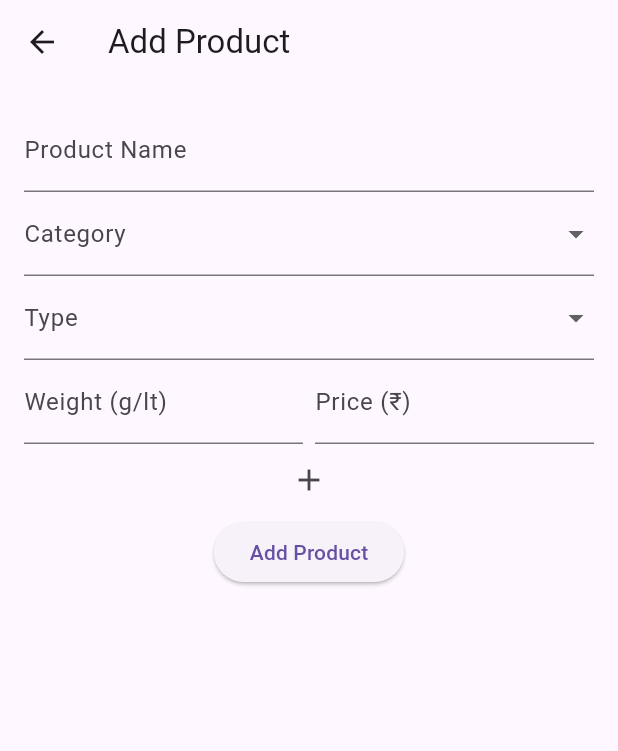
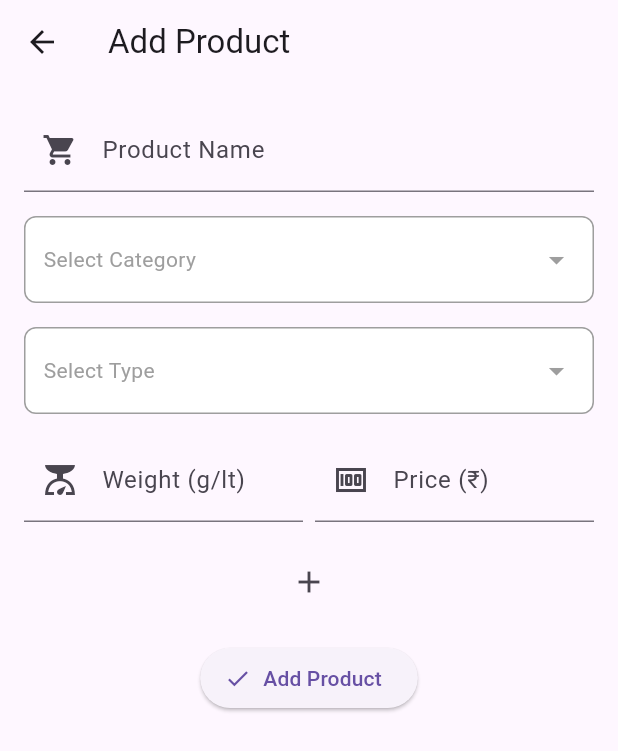
Before and after one commit to lvanshaw/App, a Flutter app: the AddProductScreen screen opened directly, on a phone screen of 412 x 824 dp. Shown: the top 751 px of the screen. Run offline on Flutter 3.47's test engine with Material 3 defaults, Android fonts, the phone set to English and light mode, and no system bars; our stand-ins replace firebase_core, firebase_database, sqflite; accounts and stored records are empty.

Commit message:
Feture customdropdown and icon

```diff
--- a/lib/models/product.dart
+++ b/lib/models/product.dart
@@ -42,16 +42,37 @@ class Product {
 
 final List<String> categories = [
   'All',
-  'Fruits',
   'Vegetables',
   'Dairy',
-  'Grains'
+  'Grains',
+  'Spices',
+  'Snacks',
+  'Masala Powder',
+  'Oil',
+  'Flour',
+  'Other',
+  'Stationery'
 ];
 
 enum ProductType {
   weight,
   pocket,
   single,
+}
+
+extension ProductTypeExtension on ProductType {
+  String get name {
+    switch (this) {
+      case ProductType.weight:
+        return 'Weight';
+      case ProductType.pocket:
+        return 'Pocket';
+      case ProductType.single:
+        return 'Single';
+      default:
+        return '';
+    }
+  }
 }
 
 class WeightPrice {
--- a/lib/screens/add_product_screen.dart
+++ b/lib/screens/add_product_screen.dart
@@ -1,6 +1,6 @@
 import 'package:flutter/material.dart';
 import 'package:provider/provider.dart';
-import '../models/product.dart';
+import '../models/product.dart'; // Ensure ProductType is imported from product.dart
 import '../providers/product_provider.dart';
 
 class AddProductScreen extends StatefulWidget {
@@ -18,8 +18,6 @@ class _AddProductScreenState extends State<AddProductScreen> {
 
   String? selectedCategory;
   ProductType? selectedType;
-
-  final List<String> categories = ['Fruits', 'Vegetables', 'Dairy', 'Grains'];
 
   void addWeightPrice() {
     if (priceController.text.isNotEmpty) {
@@ -48,69 +46,94 @@ class _AddProductScreenState extends State<AddProductScreen> {
           children: [
             TextField(
               controller: nameController,
-              decoration: InputDecoration(labelText: 'Product Name'),
+              decoration: InputDecoration(
+                labelText: 'Product Name',
+                prefixIcon: Icon(Icons.shopping_cart), // Icon for Product Name
+              ),
             ),
-            DropdownButtonFormField<String>(
-              value: selectedCategory,
-              decoration: InputDecoration(labelText: 'Category'),
+            SizedBox(height: 16),
+            // Category Dropdown
+            CustomDropdown<String>(
               items: categories.map((category) {
                 return DropdownMenuItem<String>(
                   value: category,
-                  child: Text(category),
+                  child: Row(
+                    children: [
+                      Icon(Icons.category), // Icon for category
+                      SizedBox(width: 8),
+                      Text(category),
+                    ],
+                  ),
                 );
               }).toList(),
+              value: selectedCategory,
               onChanged: (value) {
                 setState(() {
                   selectedCategory = value;
                 });
               },
+              hint: 'Select Category',
             ),
-            DropdownButtonFormField<ProductType>(
-              value: selectedType,
-              decoration: InputDecoration(labelText: 'Type'),
+            SizedBox(height: 16),
+            // Type Dropdown
+            CustomDropdown<ProductType>(
               items: ProductType.values.map((type) {
                 return DropdownMenuItem<ProductType>(
                   value: type,
-                  child: Text(type.toString().split('.').last),
+                  child: Row(
+                    children: [
+                      Icon(Icons.tag), // Icon for type
+                      SizedBox(width: 8),
+                      Text(type.name), // Access the extension method
+                    ],
+                  ),
                 );
               }).toList(),
+              value: selectedType,
               onChanged: (value) {
                 setState(() {
                   selectedType = value;
                 });
               },
+              hint: 'Select Type',
             ),
-            if (selectedType !=
-                ProductType
-                    .single) // Show weight and price fields only for non-single types
+            SizedBox(height: 16),
+            if (selectedType != ProductType.single)
               Row(
                 children: [
                   Expanded(
                     child: TextField(
                       controller: weightController,
-                      decoration: InputDecoration(labelText: 'Weight (g/lt)'),
+                      decoration: InputDecoration(
+                        labelText: 'Weight (g/lt)',
+                        prefixIcon: Icon(Icons.scale), // Icon for weight
+                      ),
                       keyboardType: TextInputType.number,
                     ),
                   ),
-                  SizedBox(width: 8), // Add space between weight and price
+                  SizedBox(width: 8),
                   Expanded(
                     child: TextField(
                       controller: priceController,
                       decoration: InputDecoration(
-                          labelText:
-                              'Price (₹)'), // Updated to include rupee sign
+                        labelText: 'Price (₹)',
+                        prefixIcon: Icon(Icons.money), // Icon for price
+                      ),
                       keyboardType: TextInputType.number,
                     ),
                   ),
                 ],
               )
-            else // For single type, show only the price input
+            else
               TextField(
                 controller: priceController,
                 decoration: InputDecoration(
-                    labelText: 'Price (₹)'), // Updated to include rupee sign
+                  labelText: 'Price (₹)',
+                  prefixIcon: Icon(Icons.money), // Icon for price
+                ),
                 keyboardType: TextInputType.number,
               ),
+            SizedBox(height: 16),
             IconButton(
               icon: Icon(Icons.add),
               onPressed: addWeightPrice,
@@ -122,11 +145,13 @@ class _AddProductScreenState extends State<AddProductScreen> {
               itemBuilder: (context, index) {
                 return ListTile(
                   title: Text(
-                      'Weight: ${weightPrices[index].weight}g, Price: ₹${weightPrices[index].price}'), // Updated to include rupee sign
+                      'Weight: ${weightPrices[index].weight}g, Price: ₹${weightPrices[index].price}'),
                 );
               },
             ),
-            ElevatedButton(
+            SizedBox(height: 16),
+            ElevatedButton.icon(
+              // Add icon to the button
               onPressed: () {
                 if (selectedCategory != null && selectedType != null) {
                   final product = Product(
@@ -139,7 +164,6 @@ class _AddProductScreenState extends State<AddProductScreen> {
                       .addProduct(product);
                   Navigator.pop(context);
                 } else {
-                  // Show error if category or type not selected
                   ScaffoldMessenger.of(context).showSnackBar(
                     SnackBar(
                       content: Text('Please select both category and type'),
@@ -147,7 +171,8 @@ class _AddProductScreenState extends State<AddProductScreen> {
                   );
                 }
               },
-              child: Text('Add Product'),
+              icon: Icon(Icons.check), // Icon for the button
+              label: Text('Add Product'),
             ),
           ],
         ),
@@ -155,3 +180,72 @@ class _AddProductScreenState extends State<AddProductScreen> {
     );
   }
 }
+
+class CustomDropdown<T> extends StatelessWidget {
+  final List<DropdownMenuItem<T>> items;
+  final T? value;
+  final ValueChanged<T?> onChanged;
+  final String hint;
+
+  const CustomDropdown({
+    Key? key,
+    required this.items,
+    this.value,
+    required this.onChanged,
+    required this.hint,
+  }) : super(key: key);
+
+  @override
+  Widget build(BuildContext context) {
+    return GestureDetector(
+      onTap: () {
+        showModalBottomSheet(
+          context: context,
+          backgroundColor: Colors.white,
+          shape: RoundedRectangleBorder(
+            borderRadius: BorderRadius.vertical(top: Radius.circular(16)),
+          ),
+          builder: (context) {
+            return Container(
+              height: 300,
+              child: ListView(
+                children: items.map((item) {
+                  return InkWell(
+                    onTap: () {
+                      onChanged(item.value);
+                      Navigator.pop(context);
+                    },
+                    child: Padding(
+                      padding: const EdgeInsets.symmetric(
+                          vertical: 16.0, horizontal: 24.0),
+                      child: item.child,
+                    ),
+                  );
+                }).toList(),
+              ),
+            );
+          },
+        );
+      },
+      child: Container(
+        padding: const EdgeInsets.symmetric(vertical: 16.0, horizontal: 12.0),
+        decoration: BoxDecoration(
+          border: Border.all(color: Colors.grey, width: 1),
+          borderRadius: BorderRadius.circular(8),
+          color: Colors.white,
+        ),
+        child: Row(
+          mainAxisAlignment: MainAxisAlignment.spaceBetween,
+          children: [
+            Text(
+              value != null ? value.toString() : hint,
+              style:
+                  TextStyle(color: value == null ? Colors.grey : Colors.black),
+            ),
+            Icon(Icons.arrow_drop_down, color: Colors.grey),
+          ],
+        ),
+      ),
+    );
+  }
+}
--- a/lib/screens/delete_products_screen.dart
+++ b/lib/screens/delete_products_screen.dart
@@ -3,7 +3,7 @@ import 'package:provider/provider.dart';
 import '../providers/product_provider.dart';
 
 class DeleteProductsScreen extends StatefulWidget {
-  const DeleteProductsScreen({Key? key}) : super(key: key);
+  const DeleteProductsScreen({super.key});
 
   @override
   _DeleteProductsScreenState createState() => _DeleteProductsScreenState();
```
